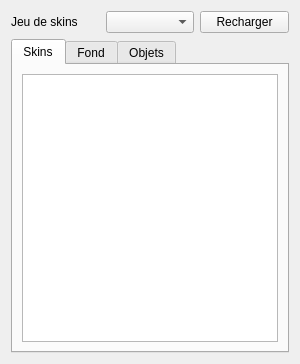
Above: Source/Elements/UI/TexturePanel.ui from azertval/ProjectGaming before the change. Below: the same form after it.
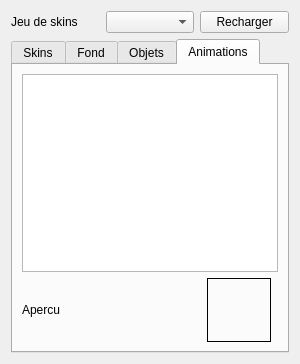
That is the form after the change. The open tabs and pages were chosen to show the change.

The edit to the form file:
```diff
--- a/Source/Elements/UI/TexturePanel.ui
+++ b/Source/Elements/UI/TexturePanel.ui
@@ -126,6 +126,46 @@
        </item>
       </layout>
      </widget>
+     <!-- Section « Animations » (LOT-47) : asset anime par defaut de chaque famille de mecanisme
+          a etat (porte, interrupteur, plaque, dangers commute/temporise/mobile), stocke comme un
+          skin de type ordinaire (meme catalogue, meme jeu courant), avec en plus le diagnostic
+          des clips manquants et un apercu de lecture. Meme patron de section embarquee que
+          « Fond »/« Objets » ci-dessus. -->
+     <widget class="QWidget" name="animationsTab">
+      <attribute name="title"><string>Animations</string></attribute>
+      <layout class="QVBoxLayout" name="animationsLayout">
+       <item>
+        <widget class="QTreeView" name="animationsTree">
+         <property name="rootIsDecorated"><bool>false</bool></property>
+         <property name="alternatingRowColors"><bool>true</bool></property>
+         <property name="selectionMode"><enum>QAbstractItemView::SingleSelection</enum></property>
+         <property name="selectionBehavior"><enum>QAbstractItemView::SelectRows</enum></property>
+        </widget>
+       </item>
+       <item>
+        <layout class="QHBoxLayout" name="animationPreviewLayout">
+         <item>
+          <widget class="QLabel" name="animationPreviewCaption">
+           <property name="text"><string>Apercu</string></property>
+          </widget>
+         </item>
+         <item>
+          <widget class="QLabel" name="animationPreviewLabel">
+           <property name="minimumSize"><size><width>64</width><height>64</height></size></property>
+           <property name="maximumSize"><size><width>64</width><height>64</height></size></property>
+           <property name="frameShape"><enum>QFrame::Box</enum></property>
+           <property name="alignment"><set>Qt::AlignCenter</set></property>
+          </widget>
+         </item>
+         <item>
+          <spacer name="animationPreviewSpacer">
+           <property name="orientation"><enum>Qt::Horizontal</enum></property>
+          </spacer>
+         </item>
+        </layout>
+       </item>
+      </layout>
+     </widget>
     </widget>
    </item>
   </layout>
```
